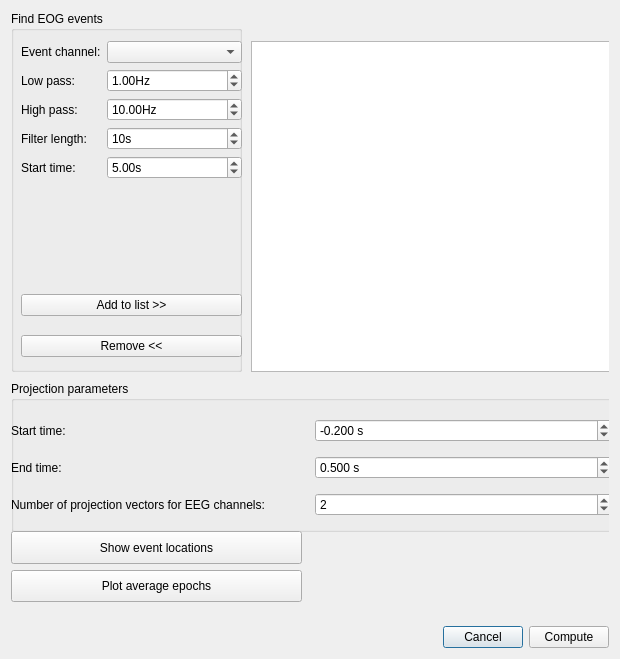
Above: qt4Designer_ui_files/eegParametersDialogUi.ui from cibr-jyu/meggie before the change. Below: the same form after it.
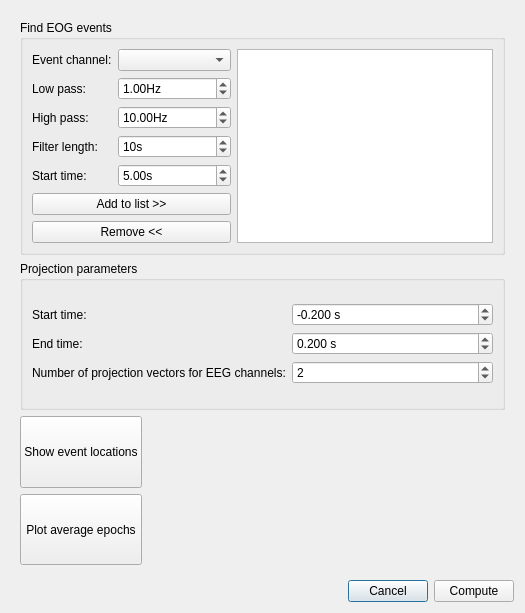
That is the form after the change.

Commit message: Remove using event id 998, fix ecg apply projs preview

The edit to the form file:
```diff
--- a/qt4Designer_ui_files/eegParametersDialogUi.ui
+++ b/qt4Designer_ui_files/eegParametersDialogUi.ui
@@ -6,8 +6,8 @@
    <rect>
     <x>0</x>
     <y>0</y>
-    <width>620</width>
-    <height>659</height>
+    <width>525</width>
+    <height>613</height>
    </rect>
   </property>
   <property name="windowTitle">
@@ -64,31 +64,168 @@
        <rect>
         <x>0</x>
         <y>0</y>
-        <width>602</width>
-        <height>602</height>
+        <width>507</width>
+        <height>556</height>
        </rect>
       </property>
+      <layout class="QGridLayout" name="gridLayout_5">
+       <item row="2" column="0">
+        <layout class="QGridLayout" name="gridLayout_6">
+         <item row="0" column="0">
+          <widget class="QPushButton" name="pushButtonShowEvents">
+           <property name="sizePolicy">
+            <sizepolicy hsizetype="Minimum" vsizetype="Preferred">
+             <horstretch>0</horstretch>
+             <verstretch>0</verstretch>
+            </sizepolicy>
+           </property>
+           <property name="text">
+            <string>Show event locations</string>
+           </property>
+          </widget>
+         </item>
+         <item row="1" column="0">
+          <widget class="QPushButton" name="pushButtonPlotEpochs">
+           <property name="sizePolicy">
+            <sizepolicy hsizetype="Minimum" vsizetype="Preferred">
+             <horstretch>0</horstretch>
+             <verstretch>0</verstretch>
+            </sizepolicy>
+           </property>
+           <property name="text">
+            <string>Plot average epochs</string>
+           </property>
+          </widget>
+         </item>
+         <item row="0" column="1">
+          <spacer name="horizontalSpacer_2">
+           <property name="orientation">
+            <enum>Qt::Horizontal</enum>
+           </property>
+           <property name="sizeHint" stdset="0">
+            <size>
+             <width>40</width>
+             <height>20</height>
+            </size>
+           </property>
+          </spacer>
+         </item>
+         <item row="1" column="1">
+          <spacer name="horizontalSpacer_3">
+           <property name="orientation">
+            <enum>Qt::Horizontal</enum>
+           </property>
+           <property name="sizeHint" stdset="0">
+            <size>
+             <width>40</width>
+             <height>20</height>
+            </size>
+           </property>
+          </spacer>
+         </item>
+        </layout>
+       </item>
+       <item row="1" column="0">
+        <widget class="QGroupBox" name="groupBoxProjection">
+         <property name="title">
+          <string>Projection parameters</string>
+         </property>
+         <layout class="QGridLayout" name="gridLayout_4">
+          <item row="0" column="0">
+           <layout class="QGridLayout" name="gridLayout_2">
+            <item row="0" column="0">
+             <widget class="QLabel" name="labelTmin">
+              <property name="text">
+               <string>Start time:</string>
+              </property>
+             </widget>
+            </item>
+            <item row="2" column="1">
+             <widget class="QSpinBox" name="spinBoxVectors">
+              <property name="focusPolicy">
+               <enum>Qt::StrongFocus</enum>
+              </property>
+              <property name="toolTip">
+               <string>Number of projections calculated for events. Try increasing this if the artefact is not completely removed.</string>
+              </property>
+              <property name="minimum">
+               <number>1</number>
+              </property>
+              <property name="value">
+               <number>2</number>
+              </property>
+             </widget>
+            </item>
+            <item row="1" column="0">
+             <widget class="QLabel" name="labelTmax">
+              <property name="text">
+               <string>End time:</string>
+              </property>
+             </widget>
+            </item>
+            <item row="1" column="1">
+             <widget class="QDoubleSpinBox" name="doubleSpinBoxTmax">
+              <property name="suffix">
+               <string> s</string>
+              </property>
+              <property name="decimals">
+               <number>3</number>
+              </property>
+              <property name="maximum">
+               <double>9.900000000000000</double>
+              </property>
+              <property name="singleStep">
+               <double>0.100000000000000</double>
+              </property>
+              <property name="value">
+               <double>0.200000000000000</double>
+              </property>
+             </widget>
+            </item>
+            <item row="0" column="1">
+             <widget class="QDoubleSpinBox" name="doubleSpinBoxTmin">
+              <property name="suffix">
+               <string> s</string>
+              </property>
+              <property name="decimals">
+               <number>3</number>
+              </property>
+              <property name="minimum">
+               <double>-10.000000000000000</double>
+              </property>
+              <property name="singleStep">
+               <double>0.100000000000000</double>
+              </property>
+              <property name="value">
+               <double>-0.200000000000000</double>
+              </property>
+             </widget>
+            </item>
+            <item row="2" column="0">
+             <widget class="QLabel" name="labelVectors">
+              <property name="toolTip">
+               <string>Number of projections calculated for events. Try increasing this if the artefact is not completely removed.</string>
+              </property>
+              <property name="text">
+               <string>Number of projection vectors for EEG channels:</string>
+              </property>
+              <property name="scaledContents">
+               <bool>false</bool>
+              </property>
+             </widget>
+            </item>
+           </layout>
+          </item>
+         </layout>
+        </widget>
+       </item>
+       <item row="0" column="0">
       <widget class="QGroupBox" name="groupBoxEvents">
-       <property name="geometry">
-        <rect>
-         <x>0</x>
-         <y>0</y>
-         <width>231</width>
-         <height>361</height>
-        </rect>
-       </property>
        <property name="title">
         <string>Find EOG events</string>
        </property>
-       <widget class="QWidget" name="layoutWidget_2">
-        <property name="geometry">
-         <rect>
-          <x>10</x>
-          <y>30</y>
-          <width>221</width>
-          <height>231</height>
-         </rect>
-        </property>
+         <layout class="QGridLayout" name="gridLayout_3">
+          <item row="0" column="0">
         <layout class="QVBoxLayout" name="verticalLayout_3">
          <item>
           <layout class="QFormLayout" name="formLayout">
@@ -225,52 +362,9 @@
           </layout>
          </item>
         </layout>
-       </widget>
-       <widget class="QWidget" name="verticalLayoutWidget">
-        <property name="geometry">
-         <rect>
-          <x>10</x>
-          <y>270</y>
-          <width>221</width>
-          <height>91</height>
-         </rect>
-        </property>
-        <layout class="QVBoxLayout" name="verticalLayout">
-         <item>
-          <widget class="QPushButton" name="pushButtonAdd">
-           <property name="sizePolicy">
-            <sizepolicy hsizetype="MinimumExpanding" vsizetype="Fixed">
-             <horstretch>0</horstretch>
-             <verstretch>0</verstretch>
-            </sizepolicy>
-           </property>
-           <property name="toolTip">
-            <string>Start blink detection. The previous event list will be deleted!</string>
-           </property>
-           <property name="text">
-            <string>Add to list &gt;&gt;</string>
-           </property>
-          </widget>
-         </item>
-         <item>
-          <widget class="QPushButton" name="pushButtonRemove">
-           <property name="text">
-            <string>Remove &lt;&lt;</string>
-           </property>
-          </widget>
-         </item>
-        </layout>
-       </widget>
-      </widget>
+          </item>
+          <item row="0" column="1" rowspan="2">
       <widget class="QTableWidget" name="tableWidgetEvents">
-       <property name="geometry">
-        <rect>
-         <x>240</x>
-         <y>30</y>
-         <width>361</width>
-         <height>331</height>
-        </rect>
-       </property>
        <property name="sizePolicy">
         <sizepolicy hsizetype="MinimumExpanding" vsizetype="Expanding">
          <horstretch>0</horstretch>
@@ -287,150 +381,42 @@
         <enum>QAbstractItemView::SingleSelection</enum>
        </property>
       </widget>
-      <widget class="QGroupBox" name="groupBoxProjection">
-       <property name="geometry">
-        <rect>
-         <x>0</x>
-         <y>370</y>
-         <width>621</width>
-         <height>151</height>
-        </rect>
-       </property>
-       <property name="title">
-        <string>Projection parameters</string>
-       </property>
-       <widget class="QWidget" name="gridLayoutWidget">
-        <property name="geometry">
-         <rect>
-          <x>0</x>
-          <y>30</y>
-          <width>601</width>
-          <height>113</height>
-         </rect>
-        </property>
-        <layout class="QGridLayout" name="gridLayout_2">
-         <item row="0" column="0">
-          <widget class="QLabel" name="labelTmin">
-           <property name="text">
-            <string>Start time:</string>
-           </property>
-          </widget>
-         </item>
-         <item row="2" column="1">
-          <widget class="QSpinBox" name="spinBoxVectors">
-           <property name="focusPolicy">
-            <enum>Qt::StrongFocus</enum>
-           </property>
-           <property name="toolTip">
-            <string>Number of projections calculated for events. Try increasing this if the artefact is not completely removed.</string>
-           </property>
-           <property name="minimum">
-            <number>1</number>
-           </property>
-           <property name="value">
-            <number>2</number>
-           </property>
-          </widget>
          </item>
          <item row="1" column="0">
-          <widget class="QLabel" name="labelTmax">
-           <property name="text">
-            <string>End time:</string>
-           </property>
-          </widget>
-         </item>
-         <item row="1" column="1">
-          <widget class="QDoubleSpinBox" name="doubleSpinBoxTmax">
-           <property name="suffix">
-            <string> s</string>
-           </property>
-           <property name="decimals">
-            <number>3</number>
-           </property>
-           <property name="maximum">
-            <double>9.900000000000000</double>
-           </property>
-           <property name="singleStep">
-            <double>0.100000000000000</double>
-           </property>
-           <property name="value">
-            <double>0.500000000000000</double>
-           </property>
-          </widget>
-         </item>
-         <item row="0" column="1">
-          <widget class="QDoubleSpinBox" name="doubleSpinBoxTmin">
-           <property name="suffix">
-            <string> s</string>
-           </property>
-           <property name="decimals">
-            <number>3</number>
-           </property>
-           <property name="minimum">
-            <double>-10.000000000000000</double>
-           </property>
-           <property name="singleStep">
-            <double>0.100000000000000</double>
-           </property>
-           <property name="value">
-            <double>-0.200000000000000</double>
-           </property>
-          </widget>
-         </item>
-         <item row="2" column="0">
-          <widget class="QLabel" name="labelVectors">
+           <layout class="QVBoxLayout" name="verticalLayout">
+            <item>
+             <widget class="QPushButton" name="pushButtonAdd">
+              <property name="sizePolicy">
+               <sizepolicy hsizetype="MinimumExpanding" vsizetype="Fixed">
+                <horstretch>0</horstretch>
+                <verstretch>0</verstretch>
+               </sizepolicy>
+              </property>
            <property name="toolTip">
             <string>Number of projections calculated for events. Try increasing this if the artefact is not completely removed.</string>
            </property>
            <property name="text">
-            <string>Number of projection vectors for EEG channels:</string>
-           </property>
-           <property name="scaledContents">
-            <bool>false</bool>
-           </property>
-          </widget>
-         </item>
-        </layout>
-       </widget>
-      </widget>
-      <widget class="QWidget" name="verticalLayoutWidget_2">
-       <property name="geometry">
-        <rect>
-         <x>0</x>
-         <y>520</y>
-         <width>291</width>
-         <height>71</height>
-        </rect>
-       </property>
-       <layout class="QVBoxLayout" name="verticalLayout_2">
+               <string>Add to list &gt;&gt;</string>
+              </property>
+             </widget>
+            </item>
         <item>
-         <widget class="QPushButton" name="pushButtonShowEvents">
-          <property name="sizePolicy">
-           <sizepolicy hsizetype="Minimum" vsizetype="Preferred">
-            <horstretch>0</horstretch>
-            <verstretch>0</verstretch>
-           </sizepolicy>
-          </property>
+             <widget class="QPushButton" name="pushButtonRemove">
           <property name="text">
-           <string>Show event locations</string>
+               <string>Remove &lt;&lt;</string>
           </property>
          </widget>
         </item>
-        <item>
-         <widget class="QPushButton" name="pushButtonPlotEpochs">
-          <property name="sizePolicy">
-           <sizepolicy hsizetype="Minimum" vsizetype="Preferred">
-            <horstretch>0</horstretch>
-            <verstretch>0</verstretch>
-           </sizepolicy>
-          </property>
-          <property name="text">
-           <string>Plot average epochs</string>
-          </property>
-         </widget>
-        </item>
-       </layout>
-      </widget>
+           </layout>
+          </item>
+         </layout>
+         <zorder>layoutWidget_2</zorder>
+         <zorder>verticalLayoutWidget</zorder>
+         <zorder>tableWidgetEvents</zorder>
+         <zorder>groupBoxProjection</zorder>
+        </widget>
+       </item>
+      </layout>
      </widget>
     </widget>
    </item>
```
Left out of the diff: 2 changed lines with no effect on the pictures. Lines whose indentation alone changed are shown as unchanged. The commit also changes 4 other files.
